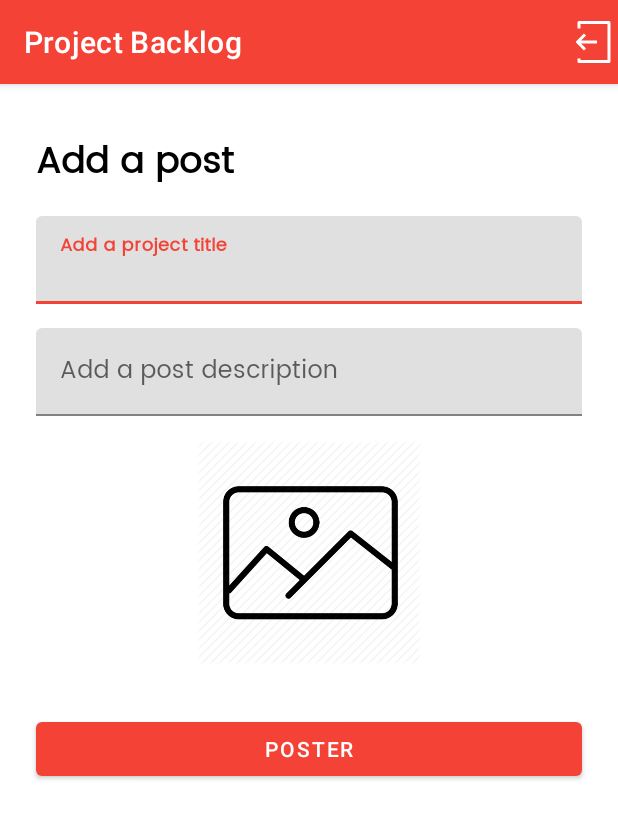
After one commit to mahdiabderraouf/backlog-mobile-app, an Android app: the AddProjectActivity screen opened directly, with no data from a screen before it, on a phone screen of 412 x 824 dp. The commit adds this screen. Shown: the top 819 px of the screen. Run offline under Robolectric (Android 15) with nearby library versions, the phone set to English and light mode, and no system bars; our stand-ins replace Firebase (no records; nobody signed in at launch, a user with empty details on screens opened directly); pictures from the network do not load.

Commit message:
update 14/02

```diff
--- a/app/src/main/AndroidManifest.xml
+++ b/app/src/main/AndroidManifest.xml
@@ -9,6 +9,8 @@
         android:roundIcon="@mipmap/ic_launcher_round"
         android:supportsRtl="true"
         android:theme="@style/Theme.BacklogApp">
+        <activity android:name=".projects.AddProjectActivity" />
+        <activity android:name=".projects.ProjectsActivity" />
         <activity android:name=".MainActivity">
             <intent-filter>
                 <action android:name="android.intent.action.MAIN" />
--- a/app/src/main/java/fr/isen/auroux/backlogapp/MainActivity.kt
+++ b/app/src/main/java/fr/isen/auroux/backlogapp/MainActivity.kt
@@ -32,7 +32,8 @@ class MainActivity : BaseActivity() {
         // Check if user is signed in (non-null) and update UI accordingly.
         val currentUser = auth.currentUser
         if(currentUser != null){
-
+            /*val intent = Intent(this, ProjectsActivity::class.java)
+            startActivity(intent)*/
         }
     }
 }
--- a/app/src/main/java/fr/isen/auroux/backlogapp/authentication/SignUpActivity.kt
+++ b/app/src/main/java/fr/isen/auroux/backlogapp/authentication/SignUpActivity.kt
@@ -11,7 +11,7 @@ import com.google.firebase.database.DatabaseReference
 import com.google.firebase.database.ktx.database
 import com.google.firebase.ktx.Firebase
 import fr.isen.auroux.backlogapp.databinding.ActivitySignupBinding
-import fr.isen.mahdi.backlogapp.network.User
+import fr.isen.auroux.backlogapp.network.User
 
 class SignUpActivity : AppCompatActivity() {
     private lateinit var binding: ActivitySignupBinding
--- a/app/src/main/java/fr/isen/auroux/backlogapp/network/NetworkConstant.kt
+++ b/app/src/main/java/fr/isen/auroux/backlogapp/network/NetworkConstant.kt
@@ -1,4 +1,4 @@
-package fr.isen.mahdi.socialnetwork
+package fr.isen.auroux.backlogapp.network
 
 class NetworkConstant {
 
@@ -8,7 +8,5 @@ class NetworkConstant {
         const val FIRSTNAME = "firstname"
         const val EMAIL = "email"
         const val PASSWORD = "password"
-
-
     }
 }
--- /dev/null
+++ b/app/src/main/java/fr/isen/auroux/backlogapp/network/Projects.kt
@@ -0,0 +1,4 @@
+package fr.isen.auroux.backlogapp.network
+
+class Projects {
+}
--- a/app/src/main/java/fr/isen/auroux/backlogapp/network/User.kt
+++ b/app/src/main/java/fr/isen/auroux/backlogapp/network/User.kt
@@ -1,4 +1,4 @@
-package fr.isen.mahdi.backlogapp.network
+package fr.isen.auroux.backlogapp.network
 
 import com.google.firebase.database.IgnoreExtraProperties
 
--- /dev/null
+++ b/app/src/main/java/fr/isen/auroux/backlogapp/projects/PostCellClickListener.kt
@@ -0,0 +1,6 @@
+package fr.isen.auroux.backlogapp.projects
+
+interface PostCellClickListener {
+    fun onLikeClickListener(postId: String)
+    fun onClickListener()
+}
--- /dev/null
+++ b/app/src/main/res/layout/activity_add_project.xml
@@ -0,0 +1,94 @@
+<?xml version="1.0" encoding="utf-8"?>
+<androidx.constraintlayout.widget.ConstraintLayout xmlns:android="http://schemas.android.com/apk/res/android"
+    xmlns:app="http://schemas.android.com/apk/res-auto"
+    xmlns:tools="http://schemas.android.com/tools"
+    android:layout_width="match_parent"
+    android:layout_height="match_parent"
+    tools:context=".projects.AddProjectActivity">
+
+
+    <TextView
+        android:id="@+id/textView4"
+        android:layout_width="0dp"
+        android:layout_height="wrap_content"
+        android:layout_marginStart="24dp"
+        android:layout_marginTop="32dp"
+        android:layout_marginEnd="24dp"
+        android:fontFamily="@font/poppins"
+        android:text="@string/add_project"
+        android:textAlignment="viewStart"
+        android:textColor="@color/black"
+        android:textSize="24sp"
+        android:textStyle="bold"
+        app:layout_constraintEnd_toEndOf="parent"
+        app:layout_constraintStart_toStartOf="parent"
+        app:layout_constraintTop_toTopOf="parent" />
+
+    <com.google.android.material.textfield.TextInputLayout
+        android:id="@+id/textInputLayout"
+        android:layout_width="match_parent"
+        android:layout_height="wrap_content"
+        android:layout_marginStart="24dp"
+        android:layout_marginTop="16dp"
+        android:layout_marginEnd="24dp"
+        app:layout_constraintEnd_toEndOf="parent"
+        app:layout_constraintStart_toStartOf="parent"
+        app:layout_constraintTop_toBottomOf="@+id/textView4">
+
+        <com.google.android.material.textfield.TextInputEditText
+            android:id="@+id/addProjectTitle"
+            android:layout_width="match_parent"
+            android:layout_height="wrap_content"
+            android:fontFamily="@font/poppins"
+            android:hint="@string/add_project_title"
+            android:textColorHint="#E62323"
+            android:textStyle="bold" />
+    </com.google.android.material.textfield.TextInputLayout>
+
+    <com.google.android.material.textfield.TextInputLayout
+        android:id="@+id/textInputLayout2"
+        android:layout_width="match_parent"
+        android:layout_height="wrap_content"
+        android:layout_marginStart="24dp"
+        android:layout_marginTop="16dp"
+        android:layout_marginEnd="24dp"
+        app:layout_constraintEnd_toEndOf="parent"
+        app:layout_constraintStart_toStartOf="parent"
+        app:layout_constraintTop_toBottomOf="@+id/textInputLayout">
+
+        <com.google.android.material.textfield.TextInputEditText
+            android:id="@+id/addProjectDescription"
+            android:layout_width="match_parent"
+            android:layout_height="wrap_content"
+            android:fontFamily="@font/poppins"
+            android:hint="@string/add_project_description"
+            android:textColorHint="#FFFFFF" />
+    </com.google.android.material.textfield.TextInputLayout>
+
+    <Button
+        android:id="@+id/img_pick_btn"
+        android:layout_width="match_parent"
+        android:layout_height="wrap_content"
+        android:layout_marginStart="24dp"
+        android:layout_marginTop="32dp"
+        android:layout_marginEnd="24dp"
+        android:text="@string/add"
+        app:layout_constraintEnd_toEndOf="parent"
+        app:layout_constraintStart_toStartOf="parent"
+        app:layout_constraintTop_toBottomOf="@+id/imageView" />
+
+    <ImageView
+        android:id="@+id/imageView"
+        android:layout_width="0dp"
+        android:layout_height="150dp"
+        android:layout_marginStart="24dp"
+        android:layout_marginTop="16dp"
+        android:layout_marginEnd="24dp"
+        android:scaleType="fitCenter"
+        app:layout_constraintEnd_toEndOf="parent"
+        app:layout_constraintHorizontal_bias="0.495"
+        app:layout_constraintStart_toStartOf="parent"
+        app:layout_constraintTop_toBottomOf="@+id/textInputLayout2"
+        app:srcCompat="@drawable/thumbnail_icon" />
+
+</androidx.constraintlayout.widget.ConstraintLayout>
--- a/app/src/main/res/layout/project_cell.xml
+++ b/app/src/main/res/layout/project_cell.xml
@@ -1,7 +1,6 @@
 <?xml version="1.0" encoding="utf-8"?>
 <androidx.cardview.widget.CardView xmlns:android="http://schemas.android.com/apk/res/android"
     xmlns:app="http://schemas.android.com/apk/res-auto"
-    xmlns:tools="http://schemas.android.com/tools"
     android:layout_width="match_parent"
     android:layout_height="wrap_content"
     android:layout_margin="8dp"
--- a/app/src/main/res/values/strings.xml
+++ b/app/src/main/res/values/strings.xml
@@ -1,7 +1,6 @@
 <resources>
-    <string name="app_name">Social Network</string>
+    <string name="app_name">Project Backlog</string>
 
-    <string name="post_title">Title</string>
     <string name="add">Poster</string>
     <string name="comment">Comment</string>
     <string name="password">Password</string>
@@ -20,6 +19,9 @@
     <string name="screen2_title">Your projects</string>
     <string name="nameProject">Name of the project</string>
     <string name="descriptionProject">Description of the project</string>
+    <string name="add_project">Add a post</string>
+    <string name="add_project_title">Add a project title</string>
+    <string name="add_project_description">Add a post description</string>
     <string name="textview">textview</string>
 
     <!-- Strings used for fragments for navigation -->
```
Also changed, not shown: app/build.gradle (+8 -0 lines), app/src/main/java/fr/isen/auroux/backlogapp/network/Project.kt (added, +24 -0 lines), app/src/main/java/fr/isen/auroux/backlogapp/network/ProjectTest.kt (added, +11 -0 lines), app/src/main/java/fr/isen/auroux/backlogapp/projects/AddProjectActivity.kt (added, +145 -0 lines), app/src/main/java/fr/isen/auroux/backlogapp/projects/ProjectAdapter.kt (added, +42 -0 lines), app/src/main/java/fr/isen/auroux/backlogapp/projects/ProjectsActivity.kt (added, +72 -0 lines), app/src/main/res/layout/activity_projectdisplay.xml (+12 -0 lines), app/src/main/res/layout/post_cell.xml (deleted, +0 -95 lines).
